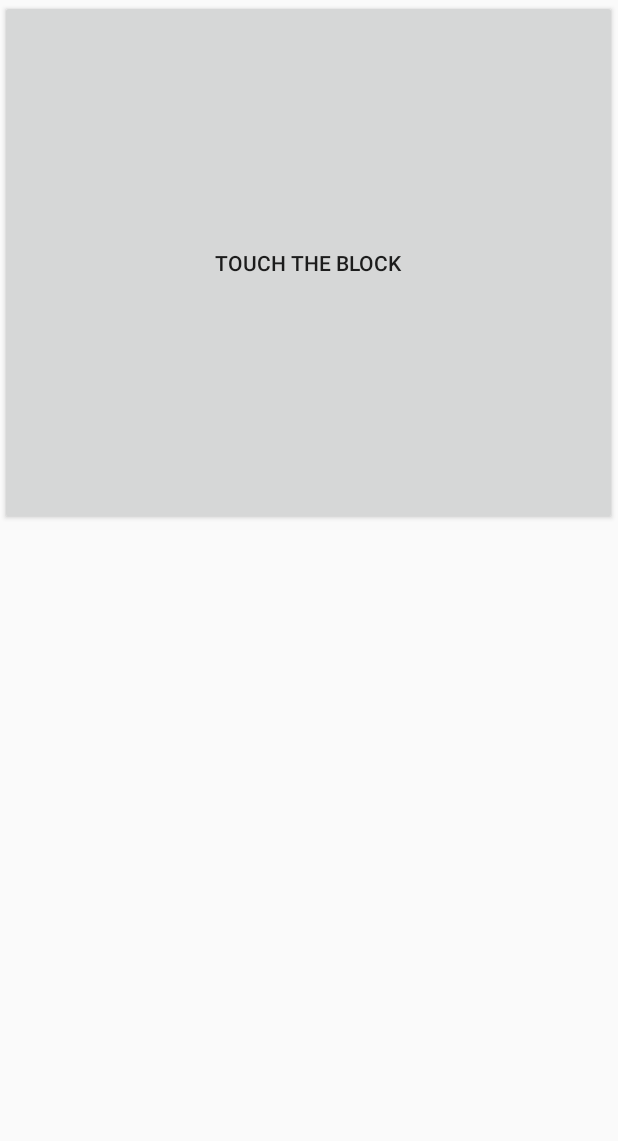
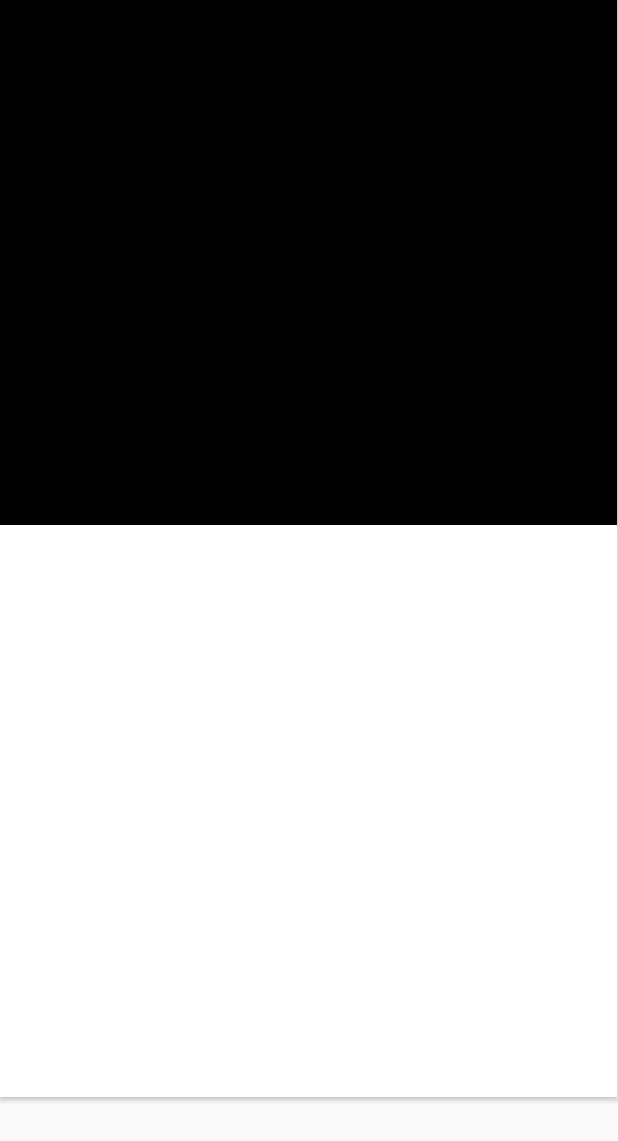
Before and after one commit to sw19-tug/morning05, an Android app: the layout ttb_activity.xml on its own in the app's theme, with its tools: preview values and no code run, on a phone screen of 412 x 824 dp. Shown: the top 1141 px of the screen. Run offline under Robolectric (Android 15) with nearby library versions, the phone set to English and light mode, and no system bars.

Commit message:
GAMES_011 Finished_TTB [DG, JT]

```diff
--- a/app/src/main/res/layout/activity_main.xml
+++ b/app/src/main/res/layout/activity_main.xml
@@ -7,7 +7,7 @@
     tools:context=".MainActivity">
 
     <Button
-        android:id="@+id/moving_block"
+        android:id="@+id/ttb_game"
         android:layout_width="wrap_content"
         android:layout_height="wrap_content"
         android:layout_marginStart="8dp"
@@ -29,5 +29,5 @@
         android:text="@string/google_button"
         app:layout_constraintEnd_toEndOf="parent"
         app:layout_constraintStart_toStartOf="parent"
-        app:layout_constraintTop_toBottomOf="@+id/moving_block" />
+        app:layout_constraintTop_toBottomOf="@+id/ttb_game" />
 </android.support.constraint.ConstraintLayout>
--- a/app/src/main/res/layout/ttb_activity.xml
+++ b/app/src/main/res/layout/ttb_activity.xml
@@ -7,10 +7,17 @@
     tools:context=".TTBActivity">
 
     <Button
+        android:id="@+id/background_btn"
+        android:layout_width="411dp"
+        android:layout_height="731dp"
+        android:background="@android:color/white"
+        android:color="@android:color/white"/>
+
+    <Button
         android:id="@+id/moving_block"
         android:layout_width="411dp"
         android:layout_height="350dp"
-        android:text="@string/touch_the_block_button"
+        android:background="@android:color/black"
         tools:layout_editor_absoluteY="190dp" />
 
 </android.support.constraint.ConstraintLayout>
--- a/app/src/main/res/values/strings.xml
+++ b/app/src/main/res/values/strings.xml
@@ -11,4 +11,5 @@
     <string name="dummy_content">DUMMY\nCONTENT</string>
     <string name="touch_the_block_button">touch the block</string>
     <string name="google_button">google</string>
+    <string name="background_button">Button</string>
 </resources>
```
Also changed, not shown: app/src/main/java/com/example/sw19_morning05/MainActivity.java (+5 -2 lines), app/src/main/java/com/example/sw19_morning05/TTBActivity.java (+20 -2 lines), 2 other files.
